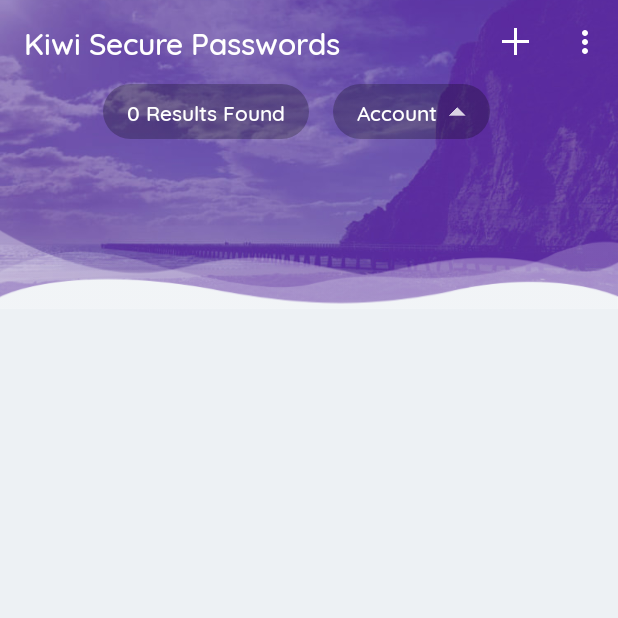
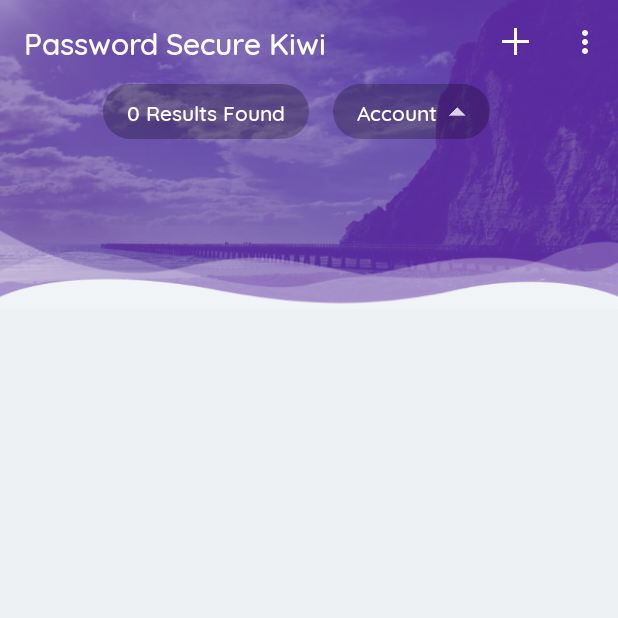
Before and after one commit to robertyano/password_secure_kiwi, an Android app: the AccountActivity screen opened directly, with no data from a screen before it, on a phone screen of 412 x 824 dp, the top half of it. Run offline under Robolectric (Android 15) with nearby library versions, the phone set to English and light mode, and no system bars.

```diff
--- a/app/src/main/res/values/strings.xml
+++ b/app/src/main/res/values/strings.xml
@@ -1,5 +1,5 @@
 <resources>
-    <string name="app_name">Kiwi Secure Passwords</string>
+    <string name="app_name">Password Secure Kiwi</string>
 
     <string name="no_account">No account details are stored!</string>
 
```
Also changed, not shown: app/src/main/res/layout/account_editor.xml (+7 -2 lines), 1 other file.
